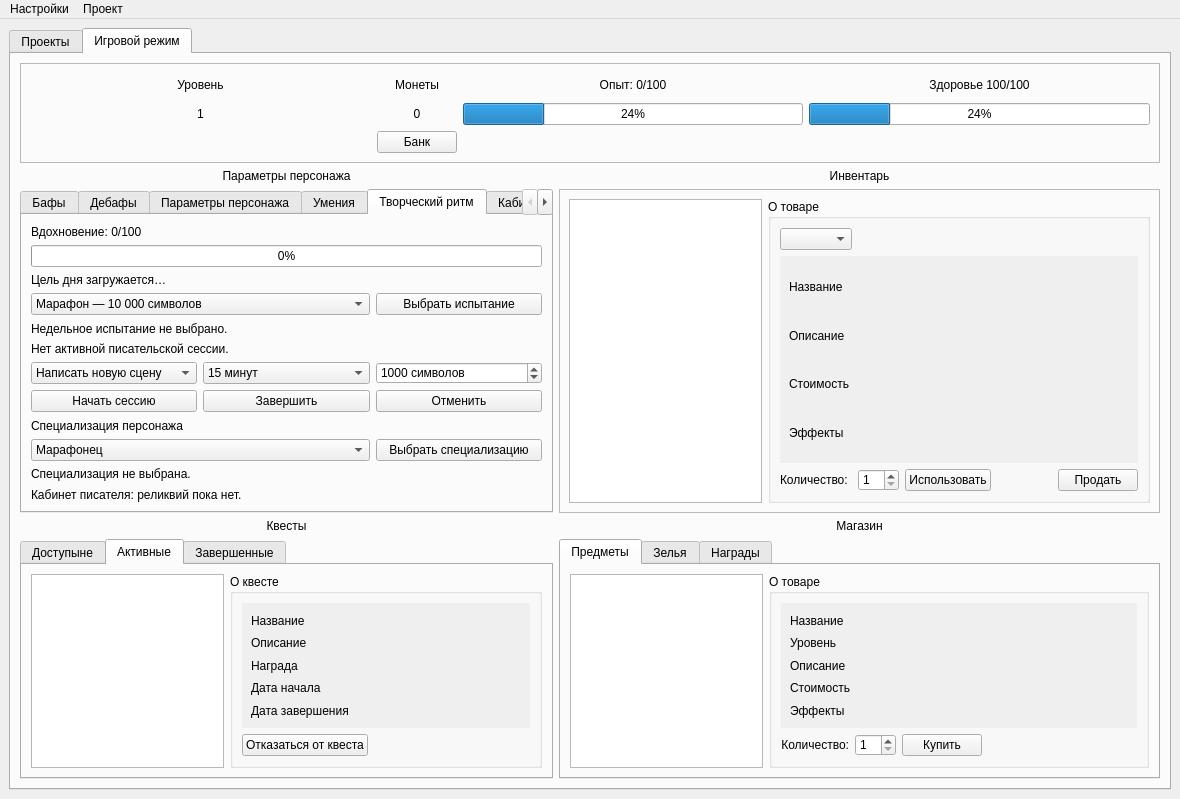
Old version of the form UI template/main_window.ui in the repository nevskyforever/nfprogress.
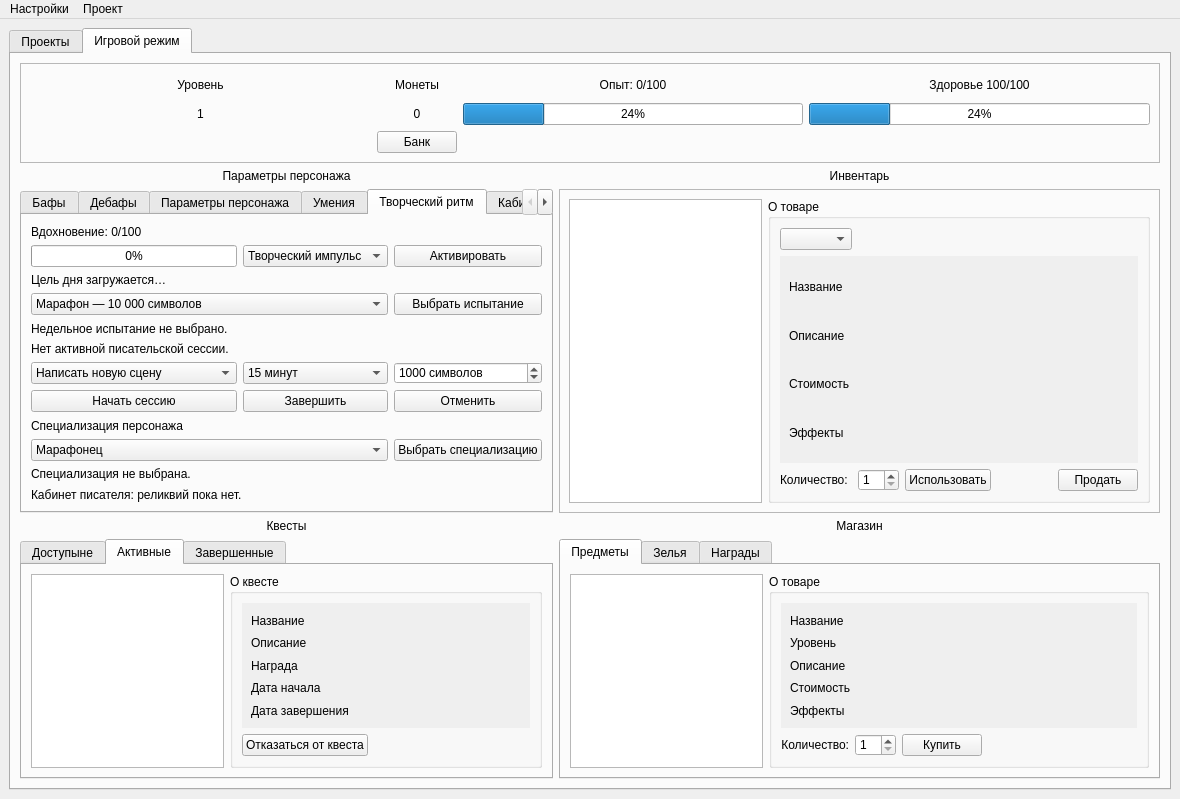
New version of the form. The open tabs and pages were chosen to show the change.

```diff
--- a/UI template/main_window.ui
+++ b/UI template/main_window.ui
@@ -2901,12 +2901,24 @@
               </property>
              </widget>
             </item>
-            <item row="1" column="0" colspan="3">
+            <item row="1" column="0">
              <widget class="QProgressBar" name="inspiration_progressbar">
               <property name="maximum"><number>100</number></property>
               <property name="value"><number>0</number></property>
              </widget>
             </item>
+            <item row="1" column="1">
+             <widget class="QComboBox" name="inspiration_ability_combo">
+              <item><property name="text"><string>Творческий импульс</string></property></item>
+              <item><property name="text"><string>Искра сессии</string></property></item>
+              <item><property name="text"><string>Фокус испытания</string></property></item>
+             </widget>
+            </item>
+            <item row="1" column="2">
+             <widget class="QPushButton" name="activate_inspiration_ability_button">
+              <property name="text"><string>Активировать</string></property>
+             </widget>
+            </item>
             <item row="2" column="0" colspan="3">
              <widget class="QLabel" name="daily_challenge_status">
               <property name="text"><string>Цель дня загружается…</string></property>
```
